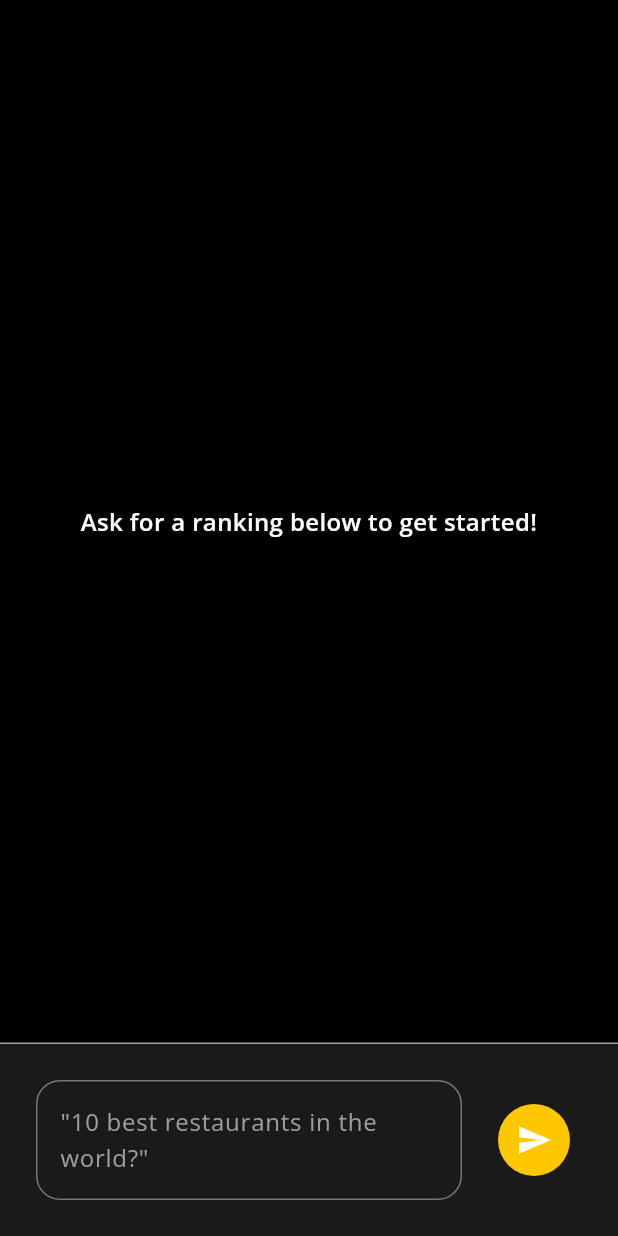
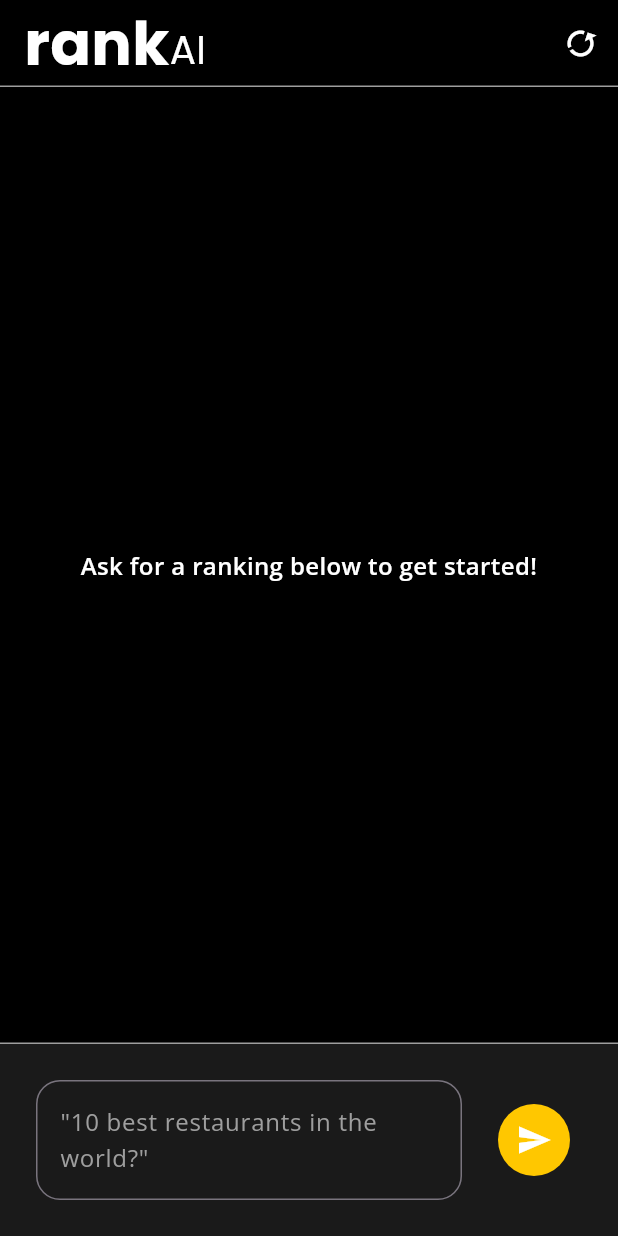
Before and after one commit to thassio-vinicius/rankAI, a Flutter app: the ChatScreen screen opened by its route, on a phone screen of 412 x 824 dp. Run offline on Flutter 3.47's test engine with Material 3 defaults, Android fonts, the light colour scheme and no system bars; our stand-ins replace dartz, dio, equatable, flutter_bloc, flutter_dotenv, get_it and 3 more; generated files the repository leaves out were written again.

Commit message:
fixes chat loop, refactors app logo

```diff
--- /dev/null
+++ b/lib/core/presentation/widgets/app_logo.dart
@@ -0,0 +1,33 @@
+import 'package:flutter/material.dart';
+import 'package:google_fonts/google_fonts.dart';
+
+class AppLogo extends StatelessWidget {
+  final bool large;
+  const AppLogo({super.key, required this.large});
+
+  @override
+  Widget build(BuildContext context) {
+    return Row(
+      mainAxisAlignment: MainAxisAlignment.center,
+      crossAxisAlignment: CrossAxisAlignment.baseline,
+      textBaseline: TextBaseline.alphabetic,
+      children: [
+        Text(
+          'rank',
+          style: GoogleFonts.poppins(
+            fontWeight: FontWeight.bold,
+            color: Colors.white,
+            fontSize: large ? 60 : 40,
+          ),
+        ),
+        Text(
+          'AI',
+          style: GoogleFonts.poppins(
+            color: Colors.white,
+            fontSize: large ? 40 : 26,
+          ),
+        ),
+      ],
+    );
+  }
+}
--- a/lib/core/utils/colors.dart
+++ b/lib/core/utils/colors.dart
@@ -4,5 +4,7 @@ class AppColors {
   static const primaryBubble = Color(0xFFFFC700);
   static const primary = Color(0xFFFFC700);
   static const darkBackground = Color(0xFF1A1A1A);
+  static const chipBackground = Color(0xFF1F1F1F);
+  static const greyFont = Color(0xFFA4A4A4);
   //static const primary = Color(0xFF7C01F6);
 }
--- a/lib/features/chat/presentation/chat_screen.dart
+++ b/lib/features/chat/presentation/chat_screen.dart
@@ -1,7 +1,9 @@
 import 'package:flutter/material.dart';
+import 'package:flutter/scheduler.dart';
 import 'package:flutter_bloc/flutter_bloc.dart';
 import 'package:google_fonts/google_fonts.dart';
 import 'package:rankai/core/injector.dart';
+import 'package:rankai/core/presentation/widgets/app_logo.dart';
 import 'package:rankai/core/presentation/widgets/my_text.dart';
 import 'package:rankai/core/utils/colors.dart';
 import 'package:rankai/features/chat/presentation/components/chat_bubble.dart';
@@ -19,7 +21,40 @@ class ChatScreen extends StatefulWidget {
 }
 
 class _ChatScreenState extends State<ChatScreen> {
-  final TextEditingController _promptController = TextEditingController();
+  final _promptController = TextEditingController();
+  final _scrollController = ScrollController(keepScrollOffset: true);
+
+  void _scrollToBottom() {
+    if (_scrollController.hasClients) {
+      _scrollController.animateTo(
+        _scrollController.position.maxScrollExtent * 2,
+        duration: kThemeAnimationDuration,
+        curve: Curves.easeOut,
+      );
+    }
+  }
+
+  @override
+  void initState() {
+    SchedulerBinding.instance.addPostFrameCallback((timeStamp) {
+      if (_scrollController.hasClients) {
+        _scrollController.animateTo(
+          _scrollController.position.maxScrollExtent,
+          duration: const Duration(milliseconds: 20),
+          curve: Curves.ease,
+        );
+      }
+    });
+
+    super.initState();
+  }
+
+  @override
+  void dispose() {
+    _scrollController.dispose();
+    _promptController.dispose();
+    super.dispose();
+  }
 
   @override
   Widget build(BuildContext context) {
@@ -35,11 +70,44 @@ class _ChatScreenState extends State<ChatScreen> {
             bottom: false,
             child: Column(
               children: [
+                Row(
+                  mainAxisAlignment: MainAxisAlignment.spaceBetween,
+                  children: [
+                    const Padding(
+                      padding: EdgeInsets.only(left: 16.0),
+                      child: AppLogo(large: false),
+                    ),
+                    Builder(builder: (context) {
+                      return IconButton(
+                        onPressed: () {
+                          context.read<ChatCubit>().deleteHistory();
+                        },
+                        icon: Transform.rotate(
+                          angle: 1.1,
+                          child: const Icon(
+                            Icons.restart_alt,
+                            color: Colors.white,
+                            size: 26,
+                          ),
+                        ),
+                      );
+                    }),
+                  ],
+                ),
+                Container(
+                  color: Colors.grey,
+                  width: MediaQuery.sizeOf(context).width,
+                  height: 1,
+                ),
                 Expanded(
                   child: Container(
                     color: Colors.black,
                     child: BlocConsumer<ChatCubit, ChatState>(
-                      listener: (context, state) {},
+                      listener: (context, state) {
+                        if (state is MessageLoadedState) {
+                          _scrollToBottom();
+                        }
+                      },
                       builder: (context, state) {
                         bool isEmpty = state.isEmpty;
 
@@ -68,7 +136,10 @@ class _ChatScreenState extends State<ChatScreen> {
                         }
 
                         return ListView.builder(
+                          shrinkWrap: true,
                           padding: const EdgeInsets.all(16),
+                          controller: _scrollController,
+                          physics: const ClampingScrollPhysics(),
                           itemCount: state.chatHistoryEntity.messages.length,
                           itemBuilder: (context, index) {
                             final message =
@@ -94,25 +165,30 @@ class _ChatScreenState extends State<ChatScreen> {
                                   fromUser: message.fromUser,
                                   timestamp: message.timestamp,
                                 ),
-                                if (state is MessageLoadingState)
+                                if (state is MessageLoadingState &&
+                                    index + 1 ==
+                                        state.chatHistoryEntity.messages.length)
                                   Align(
                                     alignment: Alignment.centerLeft,
+                                    child: IntrinsicWidth(
                                       child: Container(
                                         decoration: BoxDecoration(
-                                        color: Colors.grey,
+                                          color: AppColors.darkBackground,
                                           borderRadius:
                                               BorderRadius.circular(100),
                                         ),
                                         padding: const EdgeInsets.symmetric(
-                                        vertical: 4,
-                                        horizontal: 8,
+                                          vertical: 6,
+                                          horizontal: 16,
                                         ),
-                                      child: const JumpingDotsProgressIndicator(
-                                        fontSize: 14,
-                                        color: AppColors.darkBackground,
+                                        child: const CustomLoadingAnimation(
+                                          size: 24,
+                                          color: Colors.white,
                                         ),
                                       ),
-                                  )
+                                    ),
+                                  ),
+                                const SizedBox(height: 12),
                               ],
                             );
                           },
@@ -149,8 +225,8 @@ class _ChatScreenState extends State<ChatScreen> {
                                   decoration: InputDecoration(
                                     hintText: intl.promptHint,
                                     border: OutlineInputBorder(
-                                        borderRadius:
-                                            BorderRadius.circular(16)),
+                                      borderRadius: BorderRadius.circular(16),
+                                    ),
                                     hintStyle: GoogleFonts.openSans(
                                         color: Colors.grey),
                                   ),
@@ -163,6 +239,7 @@ class _ChatScreenState extends State<ChatScreen> {
                                     : () {
                                         context.read<ChatCubit>().fetchRankings(
                                             _promptController.text);
+                                        _scrollToBottom();
                                         _promptController.text = '';
                                         FocusScope.of(context).unfocus();
                                       },
--- a/lib/l10n/app_en.arb
+++ b/lib/l10n/app_en.arb
@@ -1,5 +1,4 @@
 {
-  "appName": "RankAI",
   "getStarted": "Get started",
   "promptHint": "\"10 best restaurants in the world?\"",
   "emptyChatMessage": "Ask for a ranking below to get started!",
@@ -29,5 +28,6 @@
         "type": "int"
       }
     }
-  }
+  },
+  "deleteChatHistory": "Delete chat history"
 }
--- a/pubspec.yaml
+++ b/pubspec.yaml
@@ -47,6 +47,7 @@ dependencies:
   hydrated_bloc: ^9.1.5
   bloc: ^8.1.4
   path_provider: ^2.1.3
+  loading_animation_widget: ^1.2.1
 
 dev_dependencies:
   flutter_test:
```
Also changed, not shown: lib/features/chat/domain/repositories/ai_repository.dart (+25 -0 lines), lib/features/chat/presentation/components/chat_bubble.dart (+5 -3 lines), lib/features/chat/presentation/components/date_chip.dart (+5 -4 lines), lib/features/chat/presentation/components/loading_animation.dart (+74 -85 lines), lib/features/chat/presentation/cubit/chat_cubit.dart (+18 -8 lines), lib/features/splash/presentation/splash_screen.dart (+3 -8 lines), pubspec.lock. Lines whose indentation alone changed are shown as unchanged.
